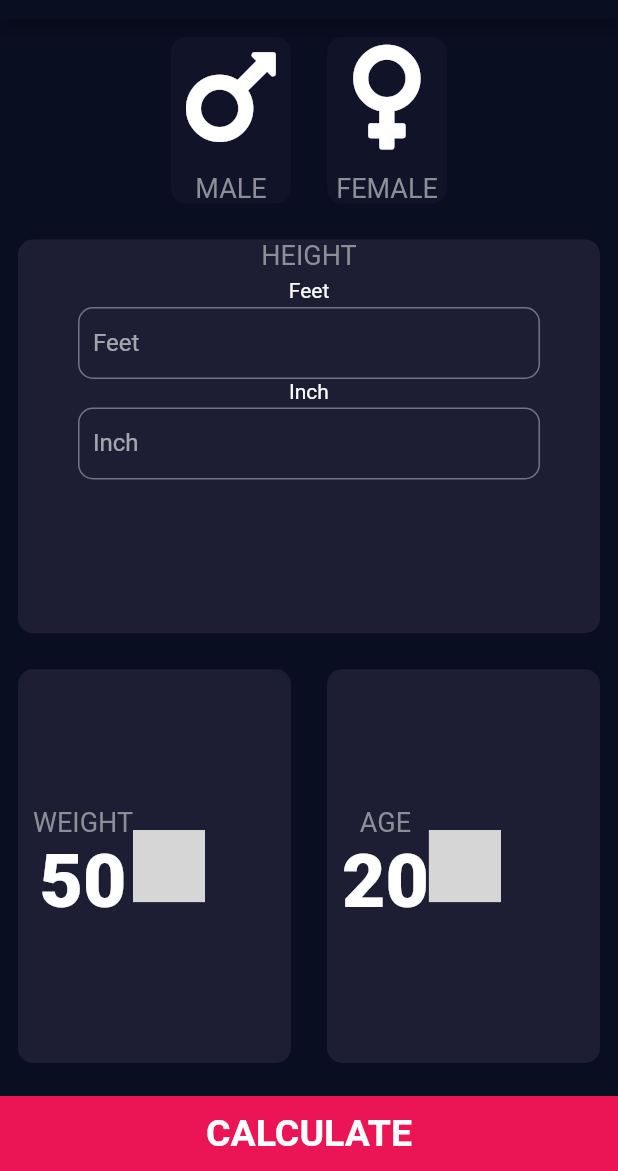
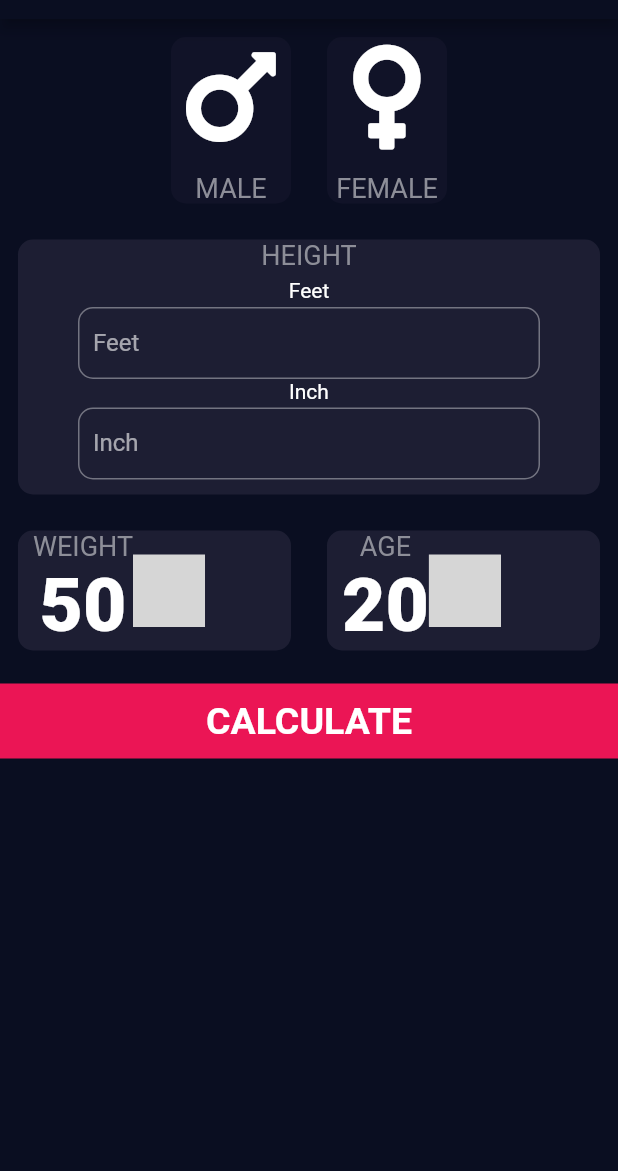
Before and after one commit to mannanshafique/BMI_Calculator, a Flutter app: the screen it shows after launch, on a phone screen of 412 x 824 dp, the part 65-1236 px from its top. Run offline on Flutter 3.47's test engine with Material 2 defaults, Android fonts, the phone set to English and light mode, and no system bars; our stand-ins replace font_awesome_flutter, numberpicker; statements that could not run were skipped; grey boxes are pictures that could not be loaded.

Commit message:
ui chnage

```diff
--- a/apple/lib/Screens/input_page.dart
+++ b/apple/lib/Screens/input_page.dart
@@ -69,10 +69,11 @@ class _InputPageState extends State<InputPage> {
               title: Text('BMI CALCULATOR'),
               centerTitle: true,
             ),
-          body: Column(
-            crossAxisAlignment: CrossAxisAlignment.stretch,
+            body: SingleChildScrollView(
+              child: Column(
                 children: <Widget>[
-              Row(
+                  Container(
+                    child: Row(
                       mainAxisAlignment: MainAxisAlignment.center,
                       children: <Widget>[
                         ReuseableCard(
@@ -105,10 +106,12 @@ class _InputPageState extends State<InputPage> {
                         ),
                       ],
                     ),
-              Expanded(
+                  ),
+                  Container(
                     child: ReuseableCard(
                       colour: kActiveCardColour,
                       cardChild: Column(
+                        mainAxisSize: MainAxisSize.min,
                         children: <Widget>[
                           Text(
                             'HEIGHT',
@@ -139,7 +142,8 @@ class _InputPageState extends State<InputPage> {
                             height: 3,
                           ),
                           Padding(
-                        padding: const EdgeInsets.only(left: 40, right: 40),
+                            padding: const EdgeInsets.only(
+                                left: 40, right: 40, bottom: 10),
                             child: TextField(
                               controller: inch,
                               textAlign: TextAlign.center,
@@ -155,10 +159,10 @@ class _InputPageState extends State<InputPage> {
                       ),
                     ),
                   ),
-              Expanded(
-                child: Row(
+                  Row(
                     children: <Widget>[
                       Expanded(
+                        flex: 1,
                         child: ReuseableCard(
                           colour: kActiveCardColour,
                           cardChild: Column(
@@ -187,8 +191,8 @@ class _InputPageState extends State<InputPage> {
                                           initialValue: weight,
                                           minValue: 18,
                                           maxValue: 200,
-                                        onChanged: (newValue) =>
-                                            setState(() => weight = newValue)),
+                                          onChanged: (newValue) => setState(
+                                              () => weight = newValue)),
                                     ],
                                   )
                                 ],
@@ -198,6 +202,7 @@ class _InputPageState extends State<InputPage> {
                         ),
                       ),
                       Expanded(
+                        flex: 1,
                         child: ReuseableCard(
                           colour: kActiveCardColour,
                           cardChild: Column(
@@ -238,7 +243,6 @@ class _InputPageState extends State<InputPage> {
                       ),
                     ],
                   ),
-              ),
                   BottomButton(
                     buttonTitle: 'CALCULATE',
                     onTap: () {
@@ -263,6 +267,6 @@ class _InputPageState extends State<InputPage> {
                   ),
                 ],
               ),
-        ));
+            )));
   }
 }
```
Lines whose indentation alone changed are shown as unchanged.
